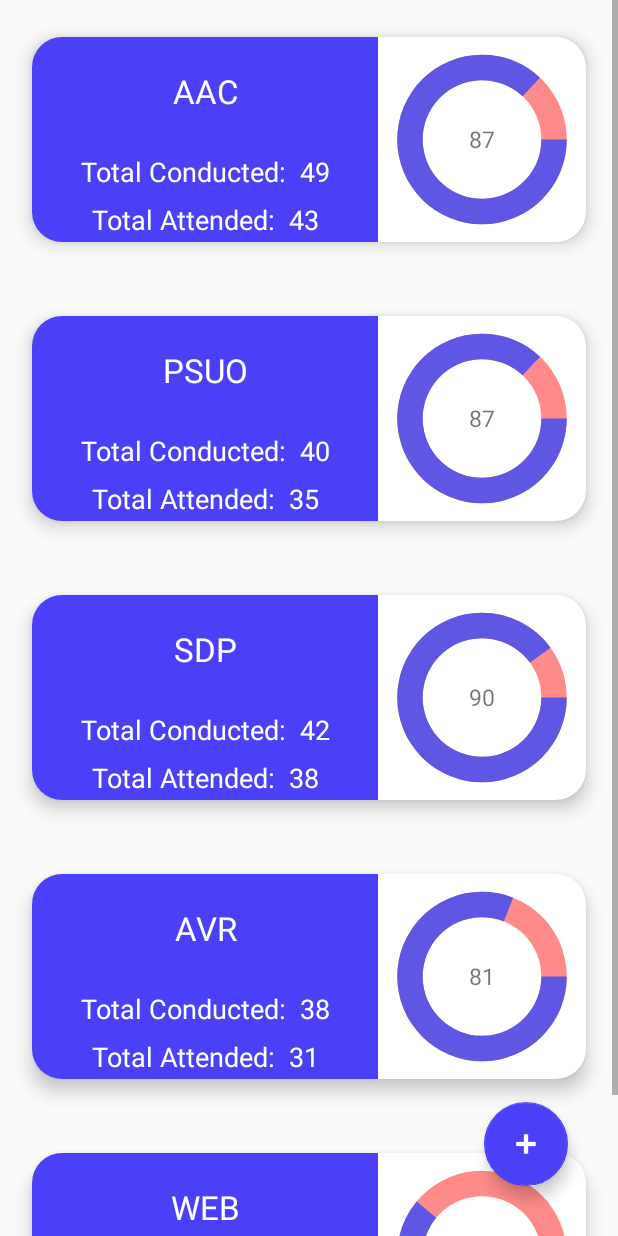
After one commit to riotgage/Student-DigiAssist, an Android app: the Attendances screen opened directly, with no data from a screen before it, on a phone screen of 412 x 824 dp. The commit adds this screen. Run offline under Robolectric (Android 15) with nearby library versions, the phone set to English and light mode, and no system bars.

Commit message:
Attendance Landing Page is complete , Add attendance is remaining.

```diff
--- a/app/build.gradle
+++ b/app/build.gradle
@@ -25,7 +25,6 @@ android {
 
 dependencies {
     implementation fileTree(dir: 'libs', include: ['*.jar'])
-
     implementation 'androidx.appcompat:appcompat:1.0.2'
     implementation 'androidx.constraintlayout:constraintlayout:1.1.3'
     testImplementation 'junit:junit:4.12'
@@ -38,4 +37,5 @@ dependencies {
     implementation 'androidx.room:room-runtime:2.1.0'
     annotationProcessor 'androidx.room:room-compiler:2.1.0'
 
+
 }
--- /dev/null
+++ b/app/src/main/java/com/example/student_digiassist/Attendance/AddAttendance.java
@@ -0,0 +1,16 @@
+package com.example.student_digiassist.Attendance;
+
+import androidx.appcompat.app.AppCompatActivity;
+
+import android.os.Bundle;
+
+import com.example.student_digiassist.R;
+
+public class AddAttendance extends AppCompatActivity {
+
+    @Override
+    protected void onCreate(Bundle savedInstanceState) {
+        super.onCreate(savedInstanceState);
+        setContentView(R.layout.activity_add_attendance);
+    }
+}
--- /dev/null
+++ b/app/src/main/java/com/example/student_digiassist/Attendance/Attendance_Adapter.java
@@ -0,0 +1,68 @@
+package com.example.student_digiassist.Attendance;
+
+import android.content.Context;
+import android.util.Log;
+import android.view.LayoutInflater;
+import android.view.View;
+import android.view.ViewGroup;
+import android.widget.ProgressBar;
+import android.widget.TextView;
+
+import androidx.annotation.NonNull;
+import androidx.recyclerview.widget.RecyclerView;
+
+import com.example.student_digiassist.R;
+import com.example.student_digiassist.competition.AlertsAdapter;
+import com.example.student_digiassist.competition.Competition;
+
+import java.util.List;
+
+import javax.security.auth.Subject;
+
+public class Attendance_Adapter extends RecyclerView.Adapter<Attendance_Adapter.MyViewHolder> {
+
+    private Context mContext;
+    private List<attendance_model> SubjectList;
+
+    public Attendance_Adapter(Context mContext, List<attendance_model> subjectList) {
+        this.mContext=mContext;
+        this.SubjectList=subjectList;
+    }
+
+    public class MyViewHolder extends  RecyclerView.ViewHolder{
+        public TextView subject_title,total_attended,total_conducted,progress_text;
+        public ProgressBar progressBar;
+        public MyViewHolder(@NonNull View view) {
+            super(view);
+            subject_title=view.findViewById(R.id.subject_name);
+            total_attended=view.findViewById(R.id.total_attended);
+            total_conducted=view.findViewById(R.id.total_classes);
+            progressBar=view.findViewById((R.id.progress));
+            progress_text=view.findViewById(R.id.progress_text);
+            Log.d("Attendance Adapter", "MyViewHolder: binded");
+        }
+    }
+    @NonNull
+    @Override
+    public MyViewHolder onCreateViewHolder(@NonNull ViewGroup parent, int viewType) {
+        View itemView = LayoutInflater.from(parent.getContext())
+                .inflate(R.layout.attendance_card, parent, false);
+
+        return new MyViewHolder(itemView);
+    }
+
+    @Override
+    public void onBindViewHolder(@NonNull MyViewHolder holder, int position) {
+        attendance_model subject = SubjectList.get(position);
+        holder.subject_title.setText(subject.getSubject());
+        holder.total_attended.setText("Total Attended:  "+subject.getTotal_attended());
+        holder.total_conducted.setText("Total Conducted:  "+subject.getTotal_classes());
+        holder.progressBar.setProgress(subject.getPercentage());
+        holder.progress_text.setText(String.valueOf(subject.getPercentage()));
+    }
+
+    @Override
+    public int getItemCount() {
+        return SubjectList.size();
+    }
+}
--- /dev/null
+++ b/app/src/main/java/com/example/student_digiassist/Attendance/Attendances.java
@@ -0,0 +1,67 @@
+package com.example.student_digiassist.Attendance;
+
+import androidx.appcompat.app.AppCompatActivity;
+import androidx.recyclerview.widget.DefaultItemAnimator;
+import androidx.recyclerview.widget.LinearLayoutManager;
+import androidx.recyclerview.widget.RecyclerView;
+
+import android.content.Intent;
+import android.os.Bundle;
+import android.view.View;
+
+import com.example.student_digiassist.R;
+import com.google.android.material.floatingactionbutton.FloatingActionButton;
+
+import java.util.ArrayList;
+import java.util.List;
+
+
+
+public class Attendances extends AppCompatActivity {
+
+    private RecyclerView recyclerView;
+    private Attendance_Adapter adapter;
+    private List<attendance_model> subjectList;
+    FloatingActionButton add_attendance;
+    @Override
+    protected void onCreate(Bundle savedInstanceState) {
+        super.onCreate(savedInstanceState);
+        setContentView(R.layout.activity_attendances);
+        recyclerView =  findViewById(R.id.recycler_view_attendance);
+
+        subjectList = new ArrayList<>();
+        add_attendance=findViewById(R.id.add_attendance);
+
+        adapter = new Attendance_Adapter(this, subjectList);
+
+        add_attendance.setOnClickListener(new View.OnClickListener() {
+            @Override
+            public void onClick(View view) {
+                startActivity(new Intent(Attendances.this,AddAttendance.class));
+            }
+        });
+        RecyclerView.LayoutManager mLayoutManager = new LinearLayoutManager(this);
+        recyclerView.setLayoutManager(mLayoutManager);
+        recyclerView.setItemAnimator(new DefaultItemAnimator());
+        recyclerView.setAdapter(adapter);
+        prepareSubjects();
+    }
+
+    private void prepareSubjects() {
+        attendance_model a=new attendance_model("AAC",49,43);
+        subjectList.add(a);
+        a=new attendance_model("PSUO",40,35);
+        subjectList.add(a);
+        a=new attendance_model("SDP",42,38);
+        subjectList.add(a);
+        a=new attendance_model("AVR",38,31);
+        subjectList.add(a);
+        a=new attendance_model("WEB",34,21);
+        subjectList.add(a);
+
+        adapter.notifyDataSetChanged();
+
+
+
+    }
+}
--- /dev/null
+++ b/app/src/main/java/com/example/student_digiassist/Attendance/attendance_model.java
@@ -0,0 +1,54 @@
+package com.example.student_digiassist.Attendance;
+
+import android.util.Log;
+import android.widget.Toast;
+
+public class attendance_model {
+    private String subject;
+    private String total_classes;
+    private String total_attended;
+
+
+
+    private int Percentage;
+    public attendance_model(String subject, int classes, int attended) {
+        this.subject = subject;
+        this.total_classes = String.valueOf(classes);
+        this.total_attended = String.valueOf(attended);
+        Percentage=(attended*100/classes);
+    }
+
+    public attendance_model() {
+    }
+
+    public String getSubject() {
+        return subject;
+    }
+
+    public void setSubject(String subject) {
+        this.subject = subject;
+    }
+
+    public String getTotal_classes() {
+        return total_classes;
+    }
+
+    public void setTotal_classes(String total_classes) {
+        this.total_classes = total_classes;
+    }
+
+    public String getTotal_attended() {
+        return total_attended;
+    }
+
+    public void setTotal_attended(String total_attended) {
+        this.total_attended = total_attended;
+    }
+    public int getPercentage() {
+        return Percentage;
+    }
+
+    public void setPercentage(int percentage) {
+        Percentage = percentage;
+    }
+}
--- a/app/src/main/java/com/example/student_digiassist/MainActivity.java
+++ b/app/src/main/java/com/example/student_digiassist/MainActivity.java
@@ -7,24 +7,36 @@ import android.content.Intent;
 import android.os.Bundle;
 import android.view.View;
 
+import com.example.student_digiassist.Attendance.Attendances;
 import com.example.student_digiassist.competition.Alerts;
 
 
 public class MainActivity extends AppCompatActivity {
     CardView alerts;
 
-
+    CardView attend;
     @Override
     protected void onCreate(Bundle savedInstanceState) {
         super.onCreate(savedInstanceState);
         setContentView(R.layout.activity_main);
         alerts=findViewById(R.id.alerts);
+        attend=findViewById(R.id.attendance);
+
         alerts.setOnClickListener(new View.OnClickListener() {
             @Override
             public void onClick(View view) {
                 startActivity(new Intent(MainActivity.this,Alerts.class));
             }
         });
+
+        attend.setOnClickListener(new View.OnClickListener() {
+            @Override
+            public void onClick(View view) {
+                startActivity(new Intent(MainActivity.this, Attendances.class));
+            }
+        });
+
+
     }
 
     public void notesScreen(View view) {
--- /dev/null
+++ b/app/src/main/res/drawable/progress_drawable.xml
@@ -0,0 +1,26 @@
+<?xml version="1.0" encoding="utf-8"?>
+<layer-list xmlns:android="http://schemas.android.com/apk/res/android">
+
+    <item android:id="@android:id/background">
+        <shape
+            android:innerRadiusRatio="3"
+        android:shape="ring"
+        android:useLevel="false"
+        android:thicknessRatio="7.0" >
+
+        <solid android:color="#FF8A8A" />
+
+    </shape>
+    </item>
+
+    <item android:id="@android:id/progress">
+        <shape
+            android:innerRadiusRatio="3"
+        android:shape="ring"
+        android:thicknessRatio="7.0" >
+        <solid android:color="#5F56E4" />
+
+    </shape>
+    </item>
+
+</layer-list>
--- /dev/null
+++ b/app/src/main/res/layout/activity_add_attendance.xml
@@ -0,0 +1,9 @@
+<?xml version="1.0" encoding="utf-8"?>
+<androidx.constraintlayout.widget.ConstraintLayout xmlns:android="http://schemas.android.com/apk/res/android"
+    xmlns:app="http://schemas.android.com/apk/res-auto"
+    xmlns:tools="http://schemas.android.com/tools"
+    android:layout_width="match_parent"
+    android:layout_height="match_parent"
+    tools:context=".Attendance.AddAttendance">
+
+</androidx.constraintlayout.widget.ConstraintLayout>
--- /dev/null
+++ b/app/src/main/res/layout/activity_attendances.xml
@@ -0,0 +1,29 @@
+<?xml version="1.0" encoding="utf-8"?>
+<RelativeLayout xmlns:android="http://schemas.android.com/apk/res/android"
+    xmlns:app="http://schemas.android.com/apk/res-auto"
+    xmlns:tools="http://schemas.android.com/tools"
+    android:layout_width="match_parent"
+    android:layout_height="match_parent"
+    tools:context=".Attendance.Attendances">
+
+    <androidx.recyclerview.widget.RecyclerView
+        android:id="@+id/recycler_view_attendance"
+        android:layout_width="match_parent"
+        android:layout_height="wrap_content"
+        android:clipToPadding="false"
+        android:scrollbars="vertical" />
+
+    <com.google.android.material.floatingactionbutton.FloatingActionButton
+        android:id="@+id/add_attendance"
+        android:layout_width="wrap_content"
+        android:layout_height="wrap_content"
+
+        android:clickable="true"
+        android:focusable="auto"
+        android:tint="#FFFFFF"
+        app:backgroundTint="#4B40F7"
+        android:layout_alignParentRight="true"
+        android:layout_alignParentBottom="true"
+        android:layout_margin="50px"
+        app:srcCompat="@android:drawable/ic_input_add" />
+</RelativeLayout>
--- a/app/src/main/res/layout/activity_main.xml
+++ b/app/src/main/res/layout/activity_main.xml
@@ -154,6 +154,7 @@
                 android:layout_height="wrap_content"
                 android:layout_columnWeight="1"
                 android:layout_rowWeight="1"
+                android:id="@+id/attendance"
                 app:cardElevation="60dp"
                 app:cardCornerRadius="12dp"
                 android:layout_margin="12dp">
--- /dev/null
+++ b/app/src/main/res/layout/attendance_card.xml
@@ -0,0 +1,103 @@
+<?xml version="1.0" encoding="utf-8"?>
+<LinearLayout xmlns:android="http://schemas.android.com/apk/res/android"
+    android:layout_width="match_parent"
+    xmlns:app="http://schemas.android.com/apk/res-auto"
+    android:orientation="vertical"
+    android:layout_height="wrap_content">
+
+    <androidx.cardview.widget.CardView
+        android:id="@+id/card_view"
+        xmlns:card_view="https://schemas.android.com/apk/res-auto"
+        android:layout_width="match_parent"
+        android:layout_height="170dp"
+        card_view:cardBackgroundColor="#ffffff"
+        app:cardCornerRadius="20dp"
+        app:cardElevation="7dp"
+        android:layout_margin="8dp"
+        android:padding="5dp"
+        app:cardUseCompatPadding="true">
+
+        <LinearLayout
+            android:weightSum="4"
+            android:layout_width="match_parent"
+            android:layout_height="match_parent"
+            android:orientation="horizontal">
+
+            <LinearLayout
+                android:layout_width="0dp"
+                android:weightSum="4"
+                android:background="@color/colorPrimaryDark"
+                android:layout_height="match_parent"
+                android:layout_weight="2.5"
+                android:orientation="vertical">
+
+                <TextView
+                    android:id="@+id/subject_name"
+                    android:layout_width="match_parent"
+                    android:layout_height="wrap_content"
+                    android:layout_gravity="center_horizontal"
+                    android:textColor="#ffffff"
+                    android:text="Android Name"
+                    android:layout_weight="2"
+                    android:gravity="center"
+                    android:textAppearance="?android:attr/textAppearanceLarge"/>
+
+                <TextView
+                    android:id="@+id/total_classes"
+                    android:textColor="#ffffff"
+                    android:layout_width="match_parent"
+                    android:layout_height="0dp"
+                    android:layout_weight="1"
+                    android:gravity="center"
+                    android:layout_gravity="center_horizontal"
+                    android:layout_marginTop="5dp"
+                    android:text="Date of competition"
+                    android:layout_marginVertical="5dp"
+                    android:textAppearance="?android:attr/textAppearanceMedium"/>
+
+                <TextView
+                    android:id="@+id/total_attended"
+                    android:layout_width="match_parent"
+                    android:layout_height="0dp"
+                    android:textColor="#ffffff"
+                    android:layout_weight="1"
+                    android:gravity="center"
+                    android:layout_gravity="center_horizontal"
+                    android:layout_marginTop="5dp"
+                    android:text="URL of competition"
+                    android:layout_marginVertical="5dp"
+                    android:textAppearance="?android:attr/textAppearanceMedium"/>
+
+            </LinearLayout>
+            <RelativeLayout
+                android:orientation="vertical"
+                android:layout_width="0dp"
+                android:layout_weight="1.5"
+                android:layout_height="match_parent">
+
+                <ProgressBar
+                    android:id="@+id/progress"
+                    android:layout_margin="10dp"
+                    android:layout_width="match_parent"
+                    android:layout_height="match_parent"
+                    android:max="100"
+                    style="?android:attr/progressBarStyleHorizontal"
+                    android:progress="50"
+                    android:indeterminate="false"
+                    android:progressDrawable="@drawable/progress_drawable">
+                </ProgressBar>
+                <TextView
+                    android:id="@+id/progress_text"
+                    android:layout_width="wrap_content"
+                    android:layout_height="wrap_content"
+                    android:textSize="15sp"
+                    android:layout_centerInParent="true"
+                    android:text="progress" />
+            </RelativeLayout>
+
+        </LinearLayout>
+
+    </androidx.cardview.widget.CardView>
+
+
+</LinearLayout>
```
Also changed, not shown: app/src/main/AndroidManifest.xml (+7 -4 lines).
